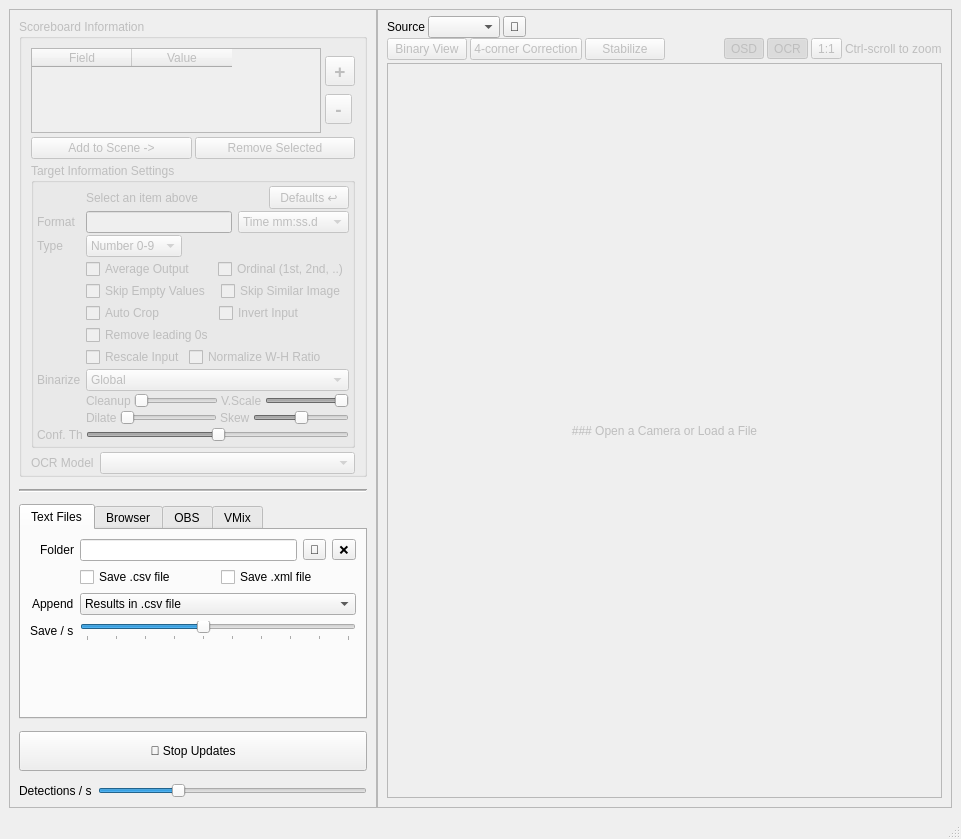
Before: the Qt Designer form mainwindow.ui in locaal-ai/scoresight, drawn with Qt 5.
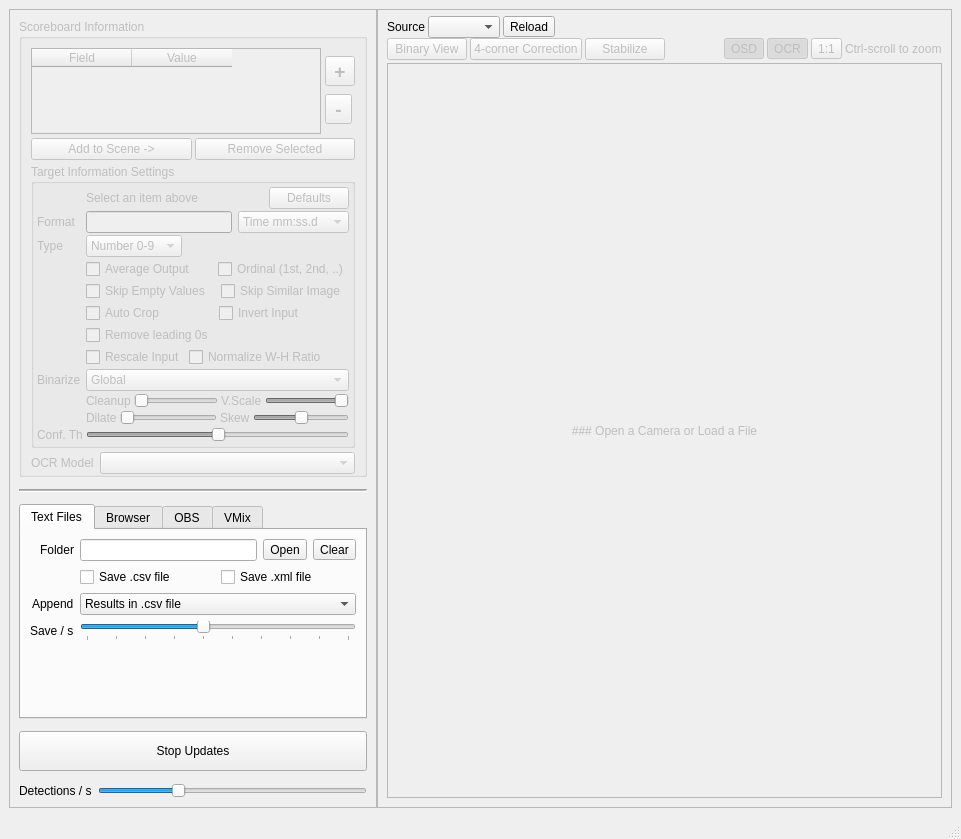
After: the same form once the commit is applied. Icons and pictures are not drawn.

The edit to the form file:
```diff
--- a/mainwindow.ui
+++ b/mainwindow.ui
@@ -301,7 +301,7 @@
                 <item>
                  <widget class="QPushButton" name="pushButton_restoreDefaults">
                   <property name="text">
-                   <string>Defaults ↩️</string>
+                   <string>Defaults</string>
                   </property>
                  </widget>
                 </item>
@@ -931,14 +931,14 @@
               <item>
                <widget class="QToolButton" name="pushButton_selectFolder">
                 <property name="text">
-                 <string>📂</string>
+                 <string>Open</string>
                 </property>
                </widget>
               </item>
               <item>
                <widget class="QToolButton" name="toolButton_trashFolder">
                 <property name="text">
-                 <string>❌</string>
+                 <string>Clear</string>
                 </property>
                </widget>
               </item>
@@ -1137,11 +1137,7 @@
               </size>
              </property>
              <property name="text">
-              <string>🛜 Connect OBS</string>
-             </property>
-             <property name="icon">
-              <iconset theme="network-transmit-receive">
-               <normaloff>.</normaloff>.</iconset>
+              <string>Connect OBS</string>
              </property>
             </widget>
            </item>
@@ -1199,7 +1195,7 @@
                  </sizepolicy>
                 </property>
                 <property name="text">
-                 <string>▶️ Start</string>
+                 <string>Start</string>
                 </property>
                 <property name="checkable">
                  <bool>true</bool>
@@ -1322,7 +1318,7 @@
           </size>
          </property>
          <property name="text">
-          <string>🛑 Stop Updates</string>
+          <string>Stop Updates</string>
          </property>
          <property name="checkable">
           <bool>true</bool>
@@ -1474,7 +1470,7 @@
                 <string>Refresh Sources</string>
                </property>
                <property name="text">
-                <string>🔄</string>
+                <string>Reload</string>
                </property>
               </widget>
              </item>
```
